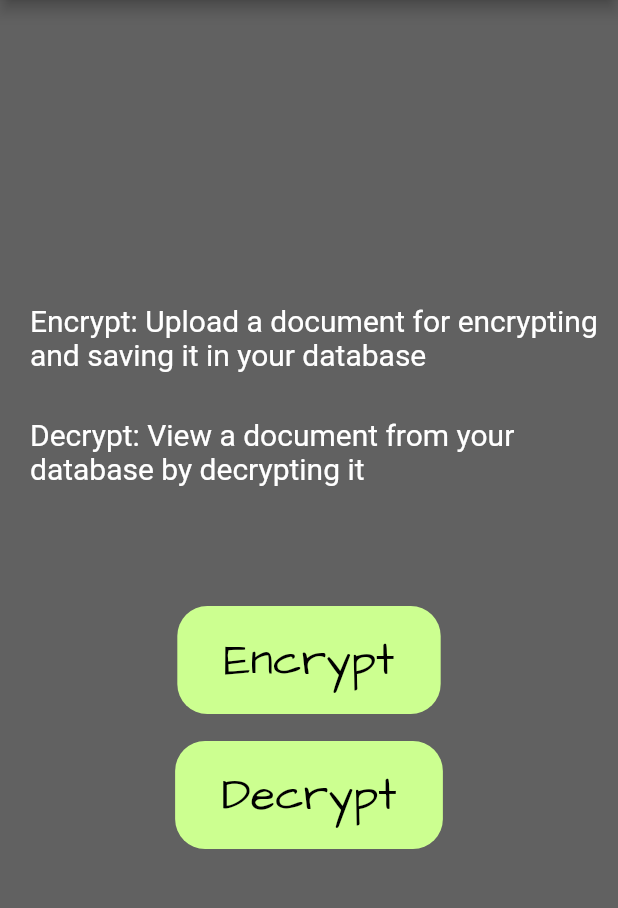
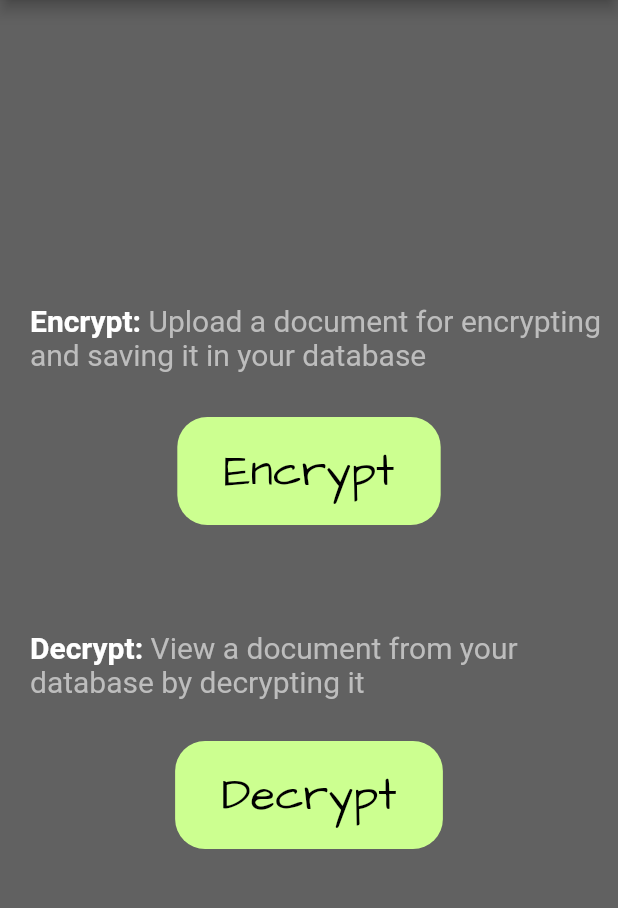
Before and after one commit to sooraj29/Encrypto_Decrypto, a Flutter app: the screen it shows after launch, on a phone screen of 412 x 824 dp, the part 84-992 px from its top. Run offline on Flutter 3.47's test engine with Material 2 defaults, Android fonts, the light colour scheme and no system bars; our stand-ins replace flutter_spinkit; Roboto replaces fonts that are missing (Open-sans).

Commit message:
Home page edit , para-text

```diff
--- a/lib/Pages/home.dart
+++ b/lib/Pages/home.dart
@@ -34,29 +34,29 @@ class _HomeState extends State<Home> {
             children: [
               Padding(
                 padding: const EdgeInsets.fromLTRB(20.0,0.0,10.0,10.0),
-                child: Text(
-                  "Encrypt: Upload a document for encrypting and saving it in your database",
-                  style: TextStyle(
-                    color: Colors.white,
-                    fontSize: 20.0,
+                child: RichText(
+                  text: TextSpan(
+                    children: const [
+                      TextSpan(
+                        text: "Encrypt:",
+                        style:TextStyle(
+                          fontWeight: FontWeight.bold,
+                          color: Colors.white,
+                        )
+                        ,),
+                      TextSpan(
+                        text: " Upload a document for encrypting and saving it in your database",
+                      ),
+                    ],
+                    style: TextStyle(
+                      color: Colors.grey[400],
+                      fontSize: 20.0,
+                    ),
                   ),
                 ),
               ),
               SizedBox(
                 height: 20.0,
-              ),
-              Padding(
-                padding: const EdgeInsets.fromLTRB(20.0,0.0,10.0,10.0),
-                child: Text(
-                  "Decrypt: View a document from your database by decrypting it",
-                  style: TextStyle(
-                    color: Colors.white,
-                    fontSize: 20.0,
-                  ),
-                ),
-              ),
-              SizedBox(
-                height: 70.0,
               ),
               ElevatedButton(
                 onPressed: (){},
@@ -79,6 +79,32 @@ class _HomeState extends State<Home> {
                   ),
                   elevation: 0.0,
                   shadowColor: null,
+                ),
+              ),
+              SizedBox(
+                height: 70.0,
+              ),
+              Padding(
+                padding: const EdgeInsets.fromLTRB(20.0,0.0,10.0,10.0),
+                child: RichText(
+                  text: TextSpan(
+                    children: const [
+                      TextSpan(
+                        text: "Decrypt:",
+                      style:TextStyle(
+                        fontWeight: FontWeight.bold,
+                        color: Colors.white,
+                      )
+                        ,),
+                      TextSpan(
+                        text: " View a document from your database by decrypting it",
+                      ),
+                    ],
+                    style: TextStyle(
+                      color: Colors.grey[400],
+                      fontSize: 20.0,
+                    ),
+                  ),
                 ),
               ),
               SizedBox(
```
